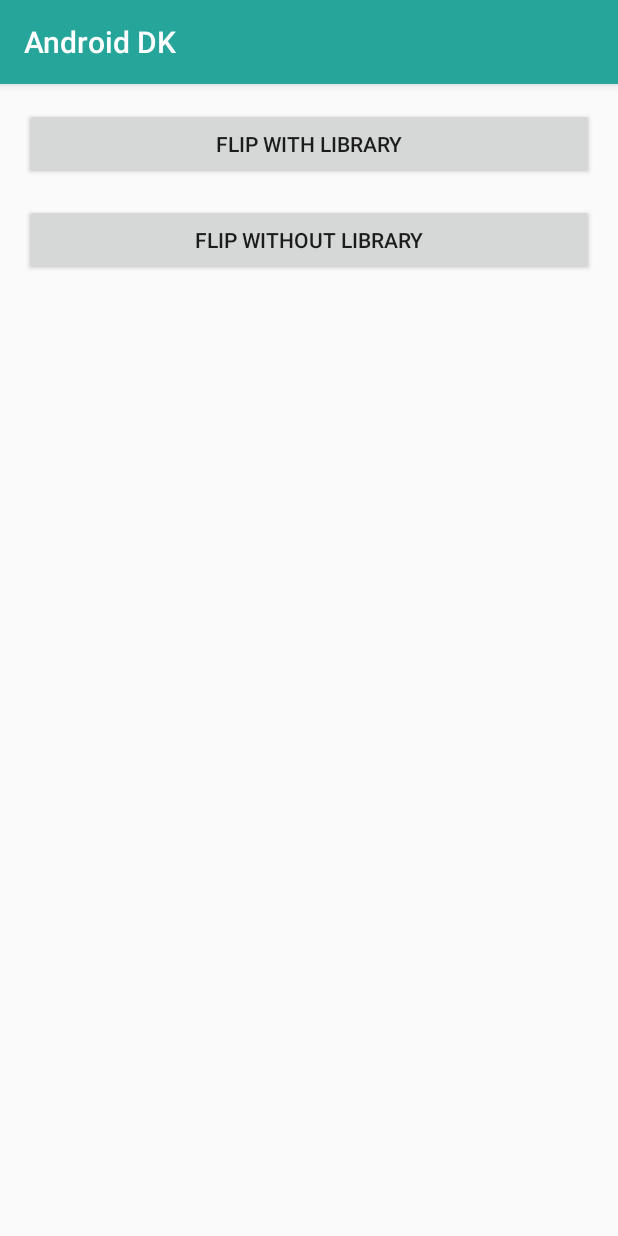
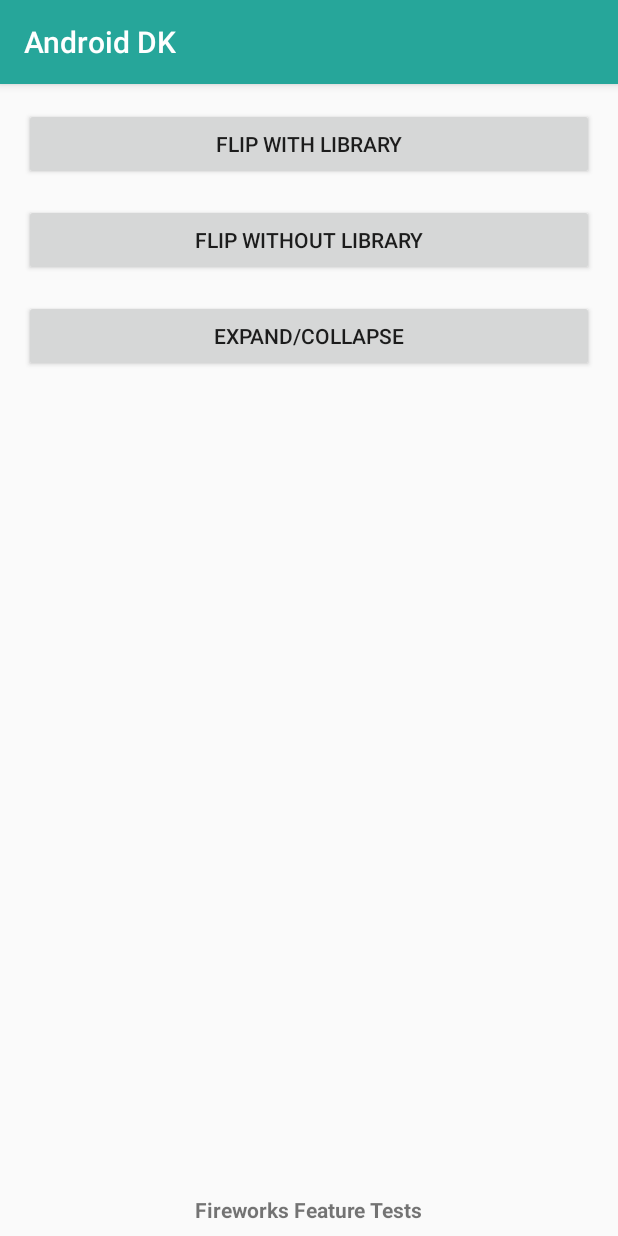
Before and after one commit to dilipkumar4813/AndriodDK, an Android app: the screen it shows after launch (OptionsActivity), on a phone screen of 412 x 824 dp. Run offline under Robolectric (Android 15) with nearby library versions, the phone set to English and light mode, and no system bars; our stand-ins replace ButterKnife.

Commit message:
Implementing expand and collapse

```diff
--- a/app/src/main/AndroidManifest.xml
+++ b/app/src/main/AndroidManifest.xml
@@ -30,6 +30,10 @@
         <activity
             android:name=".ui.activities.FlipWIthoutLibActivity"
             android:screenOrientation="portrait" />
+
+        <activity
+            android:name=".ui.activities.ExpandCollapseActivity"
+            android:screenOrientation="portrait" />
     </application>
 
 </manifest>
--- a/app/src/main/java/iamdilipkumar/com/andrioddk/ui/activities/OptionsActivity.java
+++ b/app/src/main/java/iamdilipkumar/com/andrioddk/ui/activities/OptionsActivity.java
@@ -20,6 +20,11 @@ public class OptionsActivity extends AppCompatActivity {
         startActivity(new Intent(this, FlipWIthoutLibActivity.class));
     }
 
+    @OnClick(R.id.btn_expand_collapse)
+    void onExpandCollapseClicked() {
+        startActivity(new Intent(this, ExpandCollapseActivity.class));
+    }
+
     @Override
     protected void onCreate(Bundle savedInstanceState) {
         super.onCreate(savedInstanceState);
--- a/app/src/main/res/layout/activity_options.xml
+++ b/app/src/main/res/layout/activity_options.xml
@@ -1,6 +1,5 @@
 <?xml version="1.0" encoding="utf-8"?>
-<android.support.constraint.ConstraintLayout
-    xmlns:android="http://schemas.android.com/apk/res/android"
+<android.support.constraint.ConstraintLayout xmlns:android="http://schemas.android.com/apk/res/android"
     xmlns:app="http://schemas.android.com/apk/res-auto"
     android:layout_width="match_parent"
     android:layout_height="match_parent">
@@ -28,4 +27,29 @@
         app:layout_constraintEnd_toEndOf="parent"
         app:layout_constraintStart_toStartOf="parent"
         app:layout_constraintTop_toBottomOf="@+id/btn_page_flip_library" />
+
+    <Button
+        android:id="@+id/btn_expand_collapse"
+        android:layout_width="0dp"
+        android:layout_height="wrap_content"
+        android:layout_marginEnd="16dp"
+        android:layout_marginStart="16dp"
+        android:layout_marginTop="16dp"
+        android:text="@string/expand_collapse"
+        app:layout_constraintEnd_toEndOf="parent"
+        app:layout_constraintStart_toStartOf="parent"
+        app:layout_constraintTop_toBottomOf="@+id/btn_page_flip_without_library" />
+
+    <TextView
+        android:id="@+id/textView"
+        android:layout_width="wrap_content"
+        android:layout_height="wrap_content"
+        android:layout_marginBottom="8dp"
+        android:layout_marginEnd="8dp"
+        android:layout_marginStart="8dp"
+        android:text="@string/about_info"
+        android:textStyle="bold"
+        app:layout_constraintBottom_toBottomOf="parent"
+        app:layout_constraintEnd_toEndOf="parent"
+        app:layout_constraintStart_toStartOf="parent" />
 </android.support.constraint.ConstraintLayout>
--- a/app/src/main/res/values/strings.xml
+++ b/app/src/main/res/values/strings.xml
@@ -9,5 +9,7 @@
 
     <string name="flip_with_library">Flip with library</string>
     <string name="flip_without_library">Flip without library</string>
+    <string name="about_info">Fireworks Feature Tests</string>
+    <string name="expand_collapse">Expand/Collapse</string>
 
 </resources>
```
Also changed, not shown: app/src/main/java/iamdilipkumar/com/andrioddk/ui/activities/ExpandCollapseActivity.java (added, +102 -0 lines), app/src/main/res/layout/activity_expand_collapse.xml (added, +38 -0 lines).
